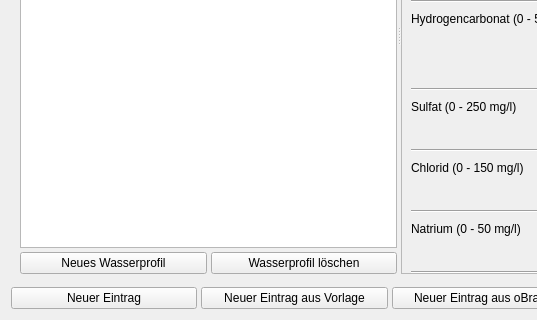
This is kleiner-brauhelfer/tabrohstoffe.ui in kleiner-brauhelfer/kleiner-brauhelfer-2 as Qt 5 draws it before an edit; both pictures show x 0 to 537 and y 390 to 710 of the 970 by 710 pixel window. The edited form follows.
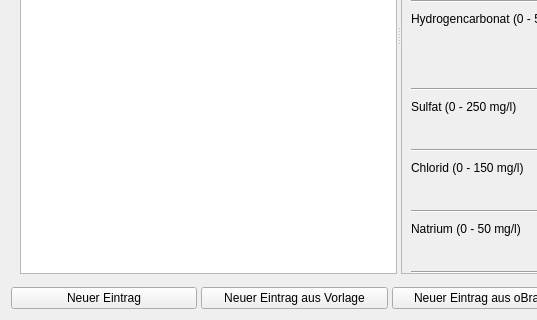
This is the edited form. The open tabs and pages were chosen to show the change. Custom widgets are drawn as their Qt base class.

```diff
--- a/kleiner-brauhelfer/tabrohstoffe.ui
+++ b/kleiner-brauhelfer/tabrohstoffe.ui
@@ -331,30 +331,6 @@
              </attribute>
             </widget>
            </item>
-           <item>
-            <layout class="QHBoxLayout" name="horizontalLayout_2">
-             <item>
-              <widget class="QPushButton" name="btnNeuesWasserprofil">
-               <property name="toolTip">
-                <string>&lt;html&gt;&lt;head/&gt;&lt;body&gt;&lt;p&gt;Hiermit wird ein neues &lt;span style=&quot; font-weight:600;&quot;&gt;Wasserprofil&lt;/span&gt; angelegt.&lt;/p&gt;&lt;p&gt;Wird außer dem örtlichen Leitungswasser regelmäßig mit aufbereitetem Wasser wie &lt;span style=&quot; font-weight:600;&quot;&gt;Osmose-Wasser&lt;/span&gt; gearbeitet, empfiehlt es sich hier mehrere Wasserprofile anzulegen.&lt;/p&gt;&lt;/body&gt;&lt;/html&gt;</string>
-               </property>
-               <property name="text">
-                <string>Neues Wasserprofil</string>
-               </property>
-              </widget>
-             </item>
-             <item>
-              <widget class="QPushButton" name="btnWasserprofilLoeschen">
-               <property name="toolTip">
-                <string>&lt;html&gt;&lt;head/&gt;&lt;body&gt;&lt;p&gt;Hiermit wird ein zuvor angelegtes &lt;span style=&quot; font-weight:600;&quot;&gt;Wasserprofil gelöscht&lt;/span&gt;.&lt;/p&gt;&lt;/body&gt;&lt;/html&gt;</string>
-               </property>
-               <property name="text">
-                <string>Wasserprofil löschen</string>
-               </property>
-              </widget>
-             </item>
-            </layout>
-           </item>
           </layout>
          </widget>
          <widget class="QScrollArea" name="scrollArea">
```
Left out of the diff: 4 changed lines with no effect on the pictures.
